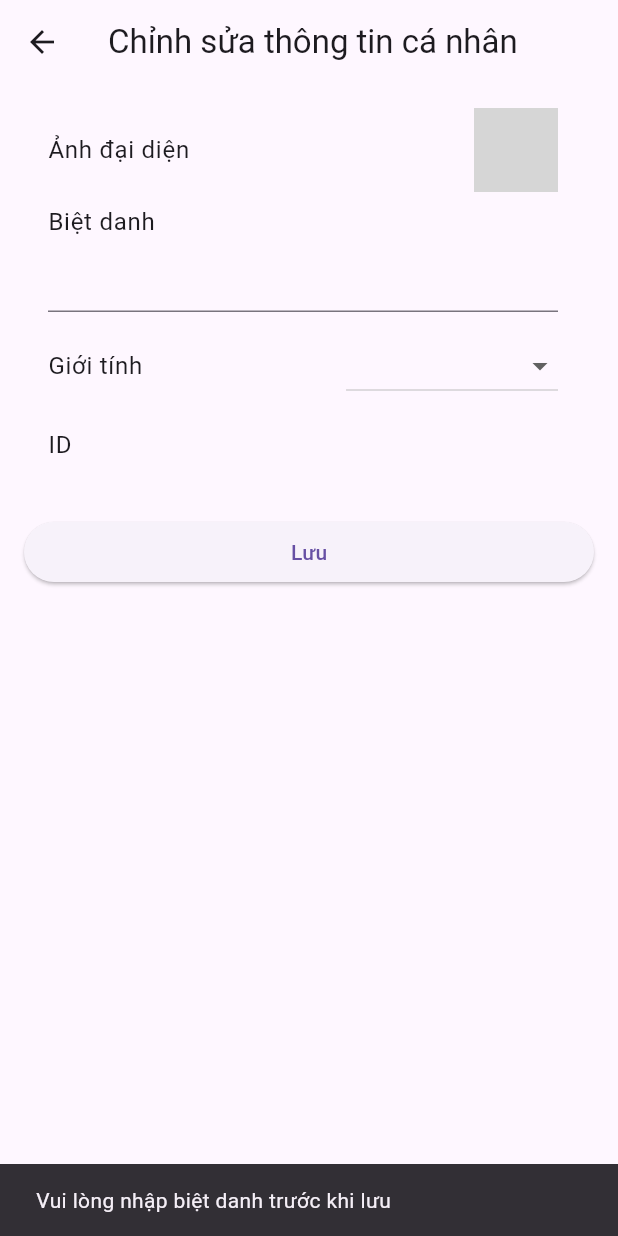
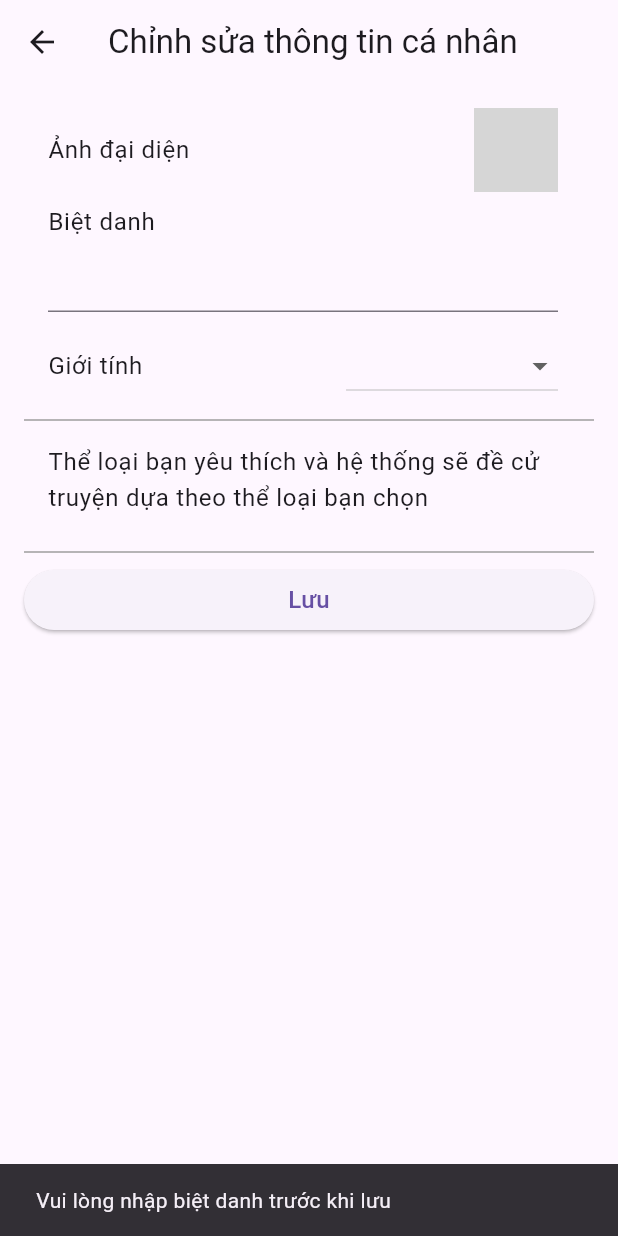
Before and after one commit to DuyHuynh001/DoAnTotNghiep, a Flutter app: the EditProfile screen opened directly with empty values, after a tap on "Lưu", on a phone screen of 412 x 824 dp. Run offline on Flutter 3.47's test engine with Material 3 defaults, Android fonts, the phone set to English and light mode, and no system bars; our stand-ins replace audioplayers, cached_network_image, cloud_firestore, firebase_auth, firebase_core, firebase_storage and 11 more; missing offline and left inert: firebase_app_check, flutter_windowmanager, google_ml_kit; accounts and stored records are empty; network calls fail; grey boxes are pictures that could not be loaded.

Commit message:
duy làm them truyen de cu

```diff
--- a/lib/component/ChapterDetail.dart
+++ b/lib/component/ChapterDetail.dart
@@ -47,7 +47,7 @@ class _ChapterDetailState extends State<ChapterDetail> {
   List<String> recognizedTexts = [];
   bool isTTSPlaying = false;
   int userLevel = 1;
-  User _user = User(Id: "", Name: "", Image: "https://firebasestorage.googleapis.com/v0/b/appdoctruyentranhonline.appspot.com/o/No-Image-Placeholder.svg.webp?alt=media&token=319ebc86-9ec0-4a16-a877-b477564b212b", Email: "", Status: false, Points: 0, IsRead: 0, Gender: "Không được đặt");
+  User _user = User(Id: "", Name: "", Image: "https://firebasestorage.googleapis.com/v0/b/appdoctruyentranhonline.appspot.com/o/No-Image-Placeholder.svg.webp?alt=media&token=319ebc86-9ec0-4a16-a877-b477564b212b", Email: "", Status: false, Points: 0, IsRead: 0, Gender: "Không được đặt", UserCategory: []);
 
   @override
   void initState() {
--- a/lib/component/CommentItem.dart
+++ b/lib/component/CommentItem.dart
@@ -17,7 +17,7 @@ class CommentItem extends StatefulWidget {
 
 class _CommentItemState extends State<CommentItem> {
 
-  User userData= User(Id: "", Name: "", Image: "https://firebasestorage.googleapis.com/v0/b/appdoctruyentranhonline.appspot.com/o/No-Image-Placeholder.svg.webp?alt=media&token=319ebc86-9ec0-4a16-a877-b477564b212b", Email: "", Status: false, Points: 0, IsRead: 0, Gender: "Không được đặt");
+  User userData= User(Id: "", Name: "", Image: "https://firebasestorage.googleapis.com/v0/b/appdoctruyentranhonline.appspot.com/o/No-Image-Placeholder.svg.webp?alt=media&token=319ebc86-9ec0-4a16-a877-b477564b212b", Email: "", Status: false, Points: 0, IsRead: 0, Gender: "Không được đặt", UserCategory: []);
   @override
   void initState() {
     super.initState();
--- a/lib/component/EditProfile.dart
+++ b/lib/component/EditProfile.dart
@@ -1,3 +1,4 @@
+import 'package:comicz/model/Category.dart';
 import 'package:flutter/material.dart';
 import 'package:image_picker/image_picker.dart';
 import 'dart:io';
@@ -25,6 +26,9 @@ class _EditProfileState extends State<EditProfile> {
   String? _imageUrl;
   bool _isLoading = false;
   String? _gender;
+  List<Category> listCategory=[];
+  List<String> _selectedCategories = [];
+
 
   @override
   void initState() {
@@ -32,6 +36,8 @@ class _EditProfileState extends State<EditProfile> {
     _nameController.text = widget.name;
     _imageUrl = widget.image;
     _gender = widget.gender;
+    loadCategorydata();
+    fetchUserCategories();
   }
 
   @override
@@ -39,6 +45,37 @@ class _EditProfileState extends State<EditProfile> {
     _nameController.dispose();
     _imageUrlController.dispose();
     super.dispose();
+  }
+
+  void loadCategorydata() async {
+    List<Category> category = await Category.fetchAllCategories();
+    if (category != null) {
+      setState(() {
+        listCategory = category;
+      });
+    } else {
+      print("Không có danh sách thể loại");
+    }
+  }
+  void _toggleCategory(String category) {
+    setState(() {
+      if (_selectedCategories.contains(category)) {
+        _selectedCategories.remove(category);
+      } else {
+        _selectedCategories.add(category);
+      }
+    });
+  }
+
+  Future<void> fetchUserCategories() async {
+    try {
+      DocumentSnapshot userSnapshot = await FirebaseFirestore.instance.collection('User').doc(widget.id).get();
+      setState(() {
+        _selectedCategories = List<String>.from(userSnapshot.get('Category'));
+      });
+    } catch (e) {
+      print('Lỗi khi lấy thể loại người dùng: $e');
+    }
   }
 
   Future<void> _pickImageFromGallery() async {
@@ -82,6 +119,7 @@ class _EditProfileState extends State<EditProfile> {
       'Name': _nameController.text,
       'Image': imageUrl,
       'Gender': _gender,
+      'Category': _selectedCategories
     });
     if (mounted) {
       setState(() {
@@ -250,16 +288,58 @@ class _EditProfileState extends State<EditProfile> {
                     }).toList(),
                   ),
                 ),
+                const Divider(color: Colors.grey, thickness: 1),
                 ListTile(
-                  title: Text('ID'),
-                  subtitle: Text(widget.id),
+                  title: Text('Thể loại bạn yêu thích và hệ thống sẽ đề cử truyện dựa theo thể loại bạn chọn'),
+                   subtitle: Padding(
+                    padding: EdgeInsets.only(top: 8.0),
+                    child: Wrap(
+                      spacing: 8.0,
+                      runSpacing: 8.0,
+                      children: List.generate(
+                        listCategory.length,
+                        (index) => GestureDetector(
+                          onTap: () => _toggleCategory(listCategory[index].categoryName),
+                          child: CategoryItems(
+                            category: listCategory[index],
+                            isSelected: _selectedCategories.contains(listCategory[index].categoryName),
+                          ),
+                        ),
+                      ),
+                    ),
+                  ),
                 ),
+                const Divider(color: Colors.grey, thickness: 1),
                 ElevatedButton(
                   onPressed: _saveProfile,
-                  child: Text('Lưu'),
+                  child: Text('Lưu', style: TextStyle(fontSize: 16),),
                 ),
               ],
             ),
     );
   }
 }
+class CategoryItems extends StatelessWidget {
+  final Category category;
+  final bool isSelected;
+
+  CategoryItems({required this.category, required this.isSelected});
+
+  @override
+  Widget build(BuildContext context) {
+    return Container(
+      padding: EdgeInsets.symmetric(vertical: 8.0, horizontal: 12.0),
+      decoration: BoxDecoration(
+        color: isSelected ? Colors.blue : Colors.grey.shade300,
+        borderRadius: BorderRadius.circular(8.0),
+      ),
+      child: Text(
+        category.categoryName,
+        style: TextStyle(
+          color: isSelected ? Colors.white : Colors.black,
+          fontSize: 13.0,
+        ),
+      ),
+    );
+  }
+}
--- a/lib/component/MyCommentItem.dart
+++ b/lib/component/MyCommentItem.dart
@@ -29,7 +29,7 @@ class MyCommentItem extends StatefulWidget {
 }
 
 class _MyCommentItemState extends State<MyCommentItem> {
-  User userData = User(Id: "", Name: "", Image: "https://firebasestorage.googleapis.com/v0/b/appdoctruyentranhonline.appspot.com/o/No-Image-Placeholder.svg.webp?alt=media&token=319ebc86-9ec0-4a16-a877-b477564b212b", Email: "", Status: false, Points: 0, IsRead: 0,Gender: "Không được đặt");
+  User userData = User(Id: "", Name: "", Image: "https://firebasestorage.googleapis.com/v0/b/appdoctruyentranhonline.appspot.com/o/No-Image-Placeholder.svg.webp?alt=media&token=319ebc86-9ec0-4a16-a877-b477564b212b", Email: "", Status: false, Points: 0, IsRead: 0,Gender: "Không được đặt", UserCategory: []);
 
   @override
   void initState() {
--- a/lib/component/ShowUser.dart
+++ b/lib/component/ShowUser.dart
@@ -23,7 +23,7 @@ class _ShowState extends State<Show> {
   int requiredIsRead = 0;
   double progressPercentage = 0;
   int userLevel = 1;
-  User user= User(Id: "", Name: "", Image: "https://firebasestorage.googleapis.com/v0/b/appdoctruyentranhonline.appspot.com/o/No-Image-Placeholder.svg.webp?alt=media&token=319ebc86-9ec0-4a16-a877-b477564b212b", Email: "", Status: false, Points: 0, IsRead: 0, Gender: "Không được đặt");
+  User user= User(Id: "", Name: "", Image: "https://firebasestorage.googleapis.com/v0/b/appdoctruyentranhonline.appspot.com/o/No-Image-Placeholder.svg.webp?alt=media&token=319ebc86-9ec0-4a16-a877-b477564b212b", Email: "", Status: false, Points: 0, IsRead: 0, Gender: "Không được đặt", UserCategory: []);
 
   @override
   void initState() {
--- a/lib/component/YourCommentItem.dart
+++ b/lib/component/YourCommentItem.dart
@@ -29,7 +29,7 @@ class YourCommentItem extends StatefulWidget {
 }
 
 class _YourCommentItemState extends State<YourCommentItem> {
-  User userData = User(Id: "", Name: "", Image: "https://firebasestorage.googleapis.com/v0/b/appdoctruyentranhonline.appspot.com/o/No-Image-Placeholder.svg.webp?alt=media&token=319ebc86-9ec0-4a16-a877-b477564b212b", Email: "", Status: false, Points: 0, IsRead: 0,Gender: "Không được đặt");
+  User userData = User(Id: "", Name: "", Image: "https://firebasestorage.googleapis.com/v0/b/appdoctruyentranhonline.appspot.com/o/No-Image-Placeholder.svg.webp?alt=media&token=319ebc86-9ec0-4a16-a877-b477564b212b", Email: "", Status: false, Points: 0, IsRead: 0,Gender: "Không được đặt",UserCategory: []);
 
   @override
   void initState() {
--- a/lib/model/User.dart
+++ b/lib/model/User.dart
@@ -9,6 +9,7 @@ class User {
   final int Points;
   final int IsRead;
   final String Gender;
+  List<String> UserCategory;
 
   User({
     required this.Id,
@@ -18,10 +19,13 @@ class User {
     required this.Status,
     required this.Points,
     required this.IsRead,
-    required this.Gender
+    required this.Gender,
+    required this.UserCategory
+
   });
 
   factory User.fromJson(String Id, Map<String, dynamic> json) {
+    List<String> CategoryList = List<String>.from(json['Category']);
     return User(
       Id: Id,
       Name: json['Name'],
@@ -30,7 +34,9 @@ class User {
       Image: json['Image'],
       Points: json['Points'],
       IsRead: json['IsRead'],
-      Gender: json['Gender']
+      Gender: json['Gender'],
+      UserCategory: CategoryList
+
     );
   }
 
--- a/lib/view/HomeScreen.dart
+++ b/lib/view/HomeScreen.dart
@@ -1,3 +1,5 @@
+import 'package:comicz/view/ListRecommendComicScreen.dart';
+import 'package:comicz/view/RecommendScreen.dart';
 import 'package:flutter/material.dart';
 import 'package:flutter_image_slideshow/flutter_image_slideshow.dart';
 import 'package:comicz/component/ActionComic.dart';
@@ -228,6 +230,14 @@ class _MyHomeScreen extends State<HomeScreen> {
             ),
           ),
           ComicHeader(
+              text: 'Truyện Đề Cử',
+              icon: Icons.batch_prediction_outlined,
+              color: Colors.orange,
+              UserId: widget.UserId,
+              name: "Đề Cử"
+          ),
+         RecommendComic(userId: widget.UserId,shouldResetData: _shouldResetData,),
+          ComicHeader(
               text: 'Truyện Hot',
               icon: Icons.local_fire_department_sharp,
               color: Colors.red,
@@ -334,6 +344,10 @@ class ComicHeader extends StatelessWidget {
       case 'Hoàn':
         destinationWidget = ListFullComicScreen(UserId: UserId);
         break;
+      case 'Đề Cử':
+        destinationWidget = ListRecommendComicScreen(UserId: UserId);
+        break;
+
       default:
        destinationWidget = CategoryDetailScreen(Name: name, Title: "", UserId: UserId);
         break;
--- a/lib/view/ListFullComicScreen.dart
+++ b/lib/view/ListFullComicScreen.dart
@@ -26,8 +26,7 @@ class _ListfullComicScreenState extends State<ListFullComicScreen> {
       isLoading = true;
     });
     try {
-      List<Comics>? fetchedComics =
-          await Comics.fetchFullComicsList();
+      List<Comics>? fetchedComics =await Comics.fetchFullComicsList();
       setState(() {
         fullComicsList = fetchedComics ?? [];
       });
--- a/lib/view/ListHotComicScreen.dart
+++ b/lib/view/ListHotComicScreen.dart
@@ -1,7 +1,6 @@
 import 'package:flutter/material.dart';
 import 'package:comicz/component/ComicItem.dart';
 import 'package:comicz/model/Comic.dart';
-import 'package:comicz/model/Community.dart';
 
 class ListHotComicScreen extends StatefulWidget {
   final String UserId; // Thay đổi UserId thành userId để tuân thủ conventions
--- a/lib/view/ProfileScreen.dart
+++ b/lib/view/ProfileScreen.dart
@@ -24,7 +24,7 @@ class _ProfileScreenState extends State<ProfileScreen> {
   int requiredIsRead = 0;
   double progressPercentage = 0;
   int userLevel = 1;
-  User _user = User(Id: "", Name: "", Image: "https://firebasestorage.googleapis.com/v0/b/appdoctruyentranhonline.appspot.com/o/No-Image-Placeholder.svg.webp?alt=media&token=319ebc86-9ec0-4a16-a877-b477564b212b", Email: "", Status: false, Points: 0, IsRead: 0, Gender: "Không được đặt");
+  User _user = User(Id: "", Name: "", Image: "https://firebasestorage.googleapis.com/v0/b/appdoctruyentranhonline.appspot.com/o/No-Image-Placeholder.svg.webp?alt=media&token=319ebc86-9ec0-4a16-a877-b477564b212b", Email: "", Status: false, Points: 0, IsRead: 0, Gender: "Không được đặt", UserCategory: []);
   @override
   void initState() {
     super.initState();
--- a/lib/view/RegisterScreen.dart
+++ b/lib/view/RegisterScreen.dart
@@ -312,6 +312,7 @@ class FirebaseAuthServiceSignUp {
   void saveUserData(String uid, String username, String email) {
     final DocumentReference userRef = _firestore.collection('User').doc(uid);
     userRef.set({
+      'Category':[],
       'Name': username,
       'Gender': "Không được đặt",
       'Points':0,
```
Also changed, not shown: lib/model/Comic.dart (+12 -0 lines), lib/view/ListRecommendComicScreen.dart (added, +117 -0 lines), lib/view/RecommendScreen.dart (added, +164 -0 lines).
